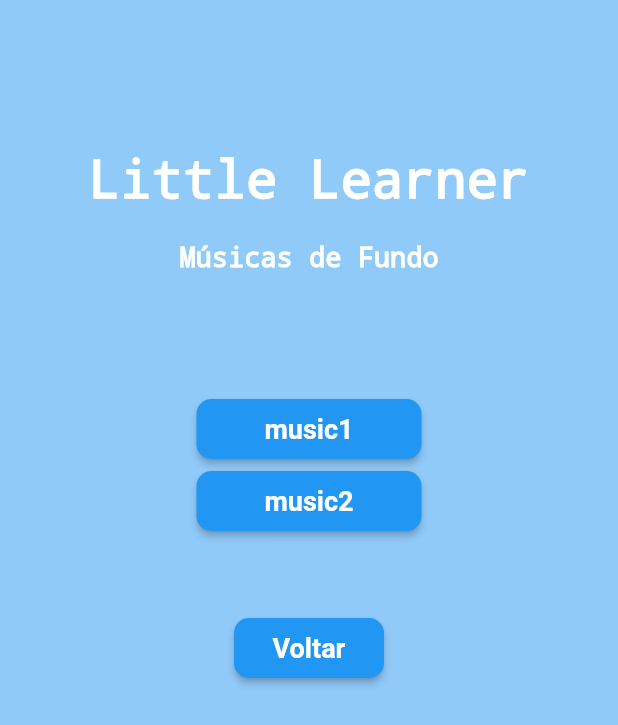
After one commit to DiogoF17/SAM, a Flutter app: the screen it shows after launch, after a tap on "Músicas", on a phone screen of 412 x 824 dp. The commit adds this screen. Shown: the top 725 px of the screen. Run offline on Flutter 3.47's test engine with Material 2 defaults, Android fonts, the phone set to English and light mode, and no system bars; our stand-ins replace audioplayers, firebase_core, firebase_database, flutter_tts, youtube_player_flutter; accounts and stored records are empty.

Commit message:
added music page

```diff
--- a/app/lib/database/database.dart
+++ b/app/lib/database/database.dart
@@ -13,8 +13,7 @@ void createDatabaseStructure(int numEntries) {
     imgRef.set({"name": "nd", "path": "nd", "soundId": "nd"});
 
     DatabaseReference soundRef = databaseReference.child("sounds").push();
-    soundRef
-        .set({"name": "nd", "path": "nd", "categoryId": "nd"});
+    soundRef.set({"name": "nd", "path": "nd", "categoryId": "nd"});
 
     DatabaseReference categoriesRef =
         databaseReference.child("categories").push();
@@ -149,7 +148,7 @@ Future removeImageFromDB(String key) async {
 
 void addImageToDB(String name, String path, String categoryId, String soundId) {
   DatabaseReference imgRef = databaseReference.child("images").push();
-  imgRef.set({"name": name, "path": path, "soundId":soundId});
+  imgRef.set({"name": name, "path": path, "soundId": soundId});
   DatabaseReference categoriesImagesRef =
       databaseReference.child("categoriesImages").push();
   categoriesImagesRef.set({"categoryId": categoryId, "imageId": imgRef.key});
@@ -159,5 +158,3 @@ void addSoundToDB(String name, String path, String categoryId) {
   DatabaseReference soundRef = databaseReference.child("sounds").push();
   soundRef.set({"name": name, "path": path, "categoryId": categoryId});
 }
-
-void runDBOperations() {}
--- /dev/null
+++ b/app/lib/database/music.dart
@@ -0,0 +1,12 @@
+class Music {
+  String name;
+  String path;
+
+  Music(this.name, this.path);
+
+  static Music fromJSON(Map<String, dynamic> json) {
+    String name = json["name"];
+    String path = json["path"];
+    return Music(name, path);
+  }
+}
--- a/app/lib/pages/home.dart
+++ b/app/lib/pages/home.dart
@@ -5,6 +5,7 @@ import "../utils/backgroundMusicController.dart";
 
 import 'package:app/pages/loadingScreen.dart';
 import 'package:app/pages/credits.dart';
+import 'package:app/pages/musics.dart';
 
 import 'package:app/database/database.dart';
 
@@ -19,7 +20,6 @@ class HomePage extends StatelessWidget {
   @override
   Widget build(BuildContext context) {
     backgroundMusicController.play();
-    runDBOperations();
     return Container(
         color: getAppThemeColor(),
         child: Column(
@@ -46,6 +46,9 @@ class HomePage extends StatelessWidget {
                                   backgroundMusicController),
                               backgroundMusicController))
                     }),
+            getButton("Músicas", 150.0,
+                action: () =>
+                    {nextPage(context, MusicPage(backgroundMusicController))}),
             getButton("Créditos", 150.0,
                 action: () => {
                       nextPage(context, CreditsPage(backgroundMusicController))
--- /dev/null
+++ b/app/lib/pages/musics.dart
@@ -0,0 +1,54 @@
+import 'package:flutter/material.dart';
+
+import "../utils/utils.dart";
+import "../utils/backgroundMusicController.dart";
+
+import "../database/music.dart";
+
+class MusicPage extends StatelessWidget {
+  final BackgroundMusicController backgroundMusicController;
+
+  const MusicPage(this.backgroundMusicController, {Key? key}) : super(key: key);
+
+  @override
+  Widget build(BuildContext context) {
+    backgroundMusicController.play();
+
+    List<Widget> body = [
+      const SizedBox(height: 100.0),
+      getTitle(),
+      const SizedBox(height: 20.0),
+      SizedBox(
+          width: MediaQuery.of(context).size.width * 0.8,
+          child: getPersonalizedText("Músicas de Fundo",
+              alignment: TextAlign.center)),
+      const SizedBox(height: 80.0),
+    ];
+
+    body += getMusics();
+
+    body += [
+      const SizedBox(height: 50.0),
+      getButton("Voltar", 100.0, action: () => {previousPage(context)})
+    ];
+
+    return Container(
+        color: getAppThemeColor(),
+        child: Column(
+          children: body,
+        ));
+  }
+
+  List<Widget> getMusics() {
+    List<Music> musics = backgroundMusicController.musics;
+    List<Widget> musicWidgets = [];
+
+    for (int i = 0; i < musics.length; i++) {
+      musicWidgets.add(getButton(musics[i].name, 150.0, action: () {
+        backgroundMusicController.changeToMusic(i);
+      }));
+    }
+
+    return musicWidgets;
+  }
+}
--- a/app/lib/utils/backgroundMusicController.dart
+++ b/app/lib/utils/backgroundMusicController.dart
@@ -1,9 +1,11 @@
 import 'package:audioplayers/audioplayers.dart';
 
+import "../database/music.dart";
+
 class BackgroundMusicController {
-  List<String> musics = [
-    "https://luan.xyz/files/audio/ambient_c_motion.mp3",
-    "https://luan.xyz/files/audio/nasa_on_a_mission.mp3"
+  List<Music> musics = [
+    Music("music1", "https://luan.xyz/files/audio/ambient_c_motion.mp3"),
+    Music("music2", "https://luan.xyz/files/audio/nasa_on_a_mission.mp3")
   ];
   int currentMusicPlaying = 0;
 
@@ -26,7 +28,7 @@ class BackgroundMusicController {
 
   void playFromStart() {
     musicStarted = true;
-    audioPlayer.play(musics[currentMusicPlaying]);
+    audioPlayer.play(musics[currentMusicPlaying].path);
   }
 
   void resume() {
```
